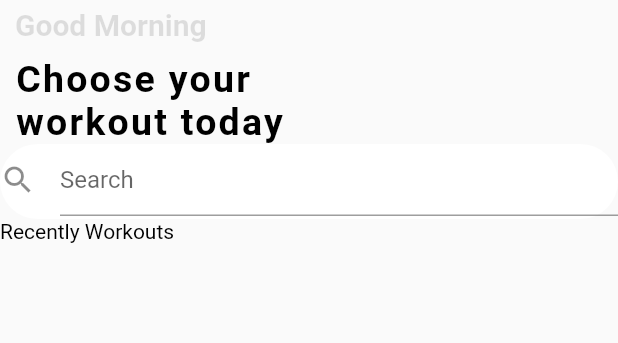
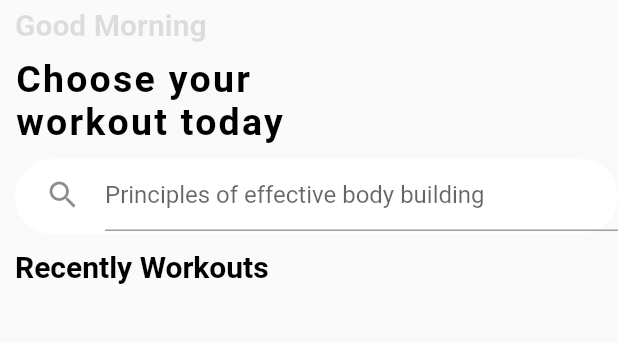
Before and after one commit to Tosin8/built, a Flutter app: the HomeScreen screen opened directly, on a phone screen of 412 x 824 dp, the part 60-403 px from its top. Run offline on Flutter 3.47's test engine with Material 2 defaults, Android fonts, the phone set to English and light mode, and no system bars.

Commit message:
Update home.dart

```diff
--- a/lib/screens/home.dart
+++ b/lib/screens/home.dart
@@ -41,22 +41,38 @@ class HomeScreen extends StatelessWidget {
                       fontSize: 25,
                       letterSpacing: 1.5)),
             ),
-            Container(
+            const SizedBox(height: 10),
+            Padding(
+              padding: const EdgeInsets.only(left: 10),
+              child: Container(
                 decoration: BoxDecoration(
                   color: Colors.white,
                   borderRadius: BorderRadius.circular(30),
                 ),
-              width: 120,
+                width: 100,
                 height: 50,
                 child: const TextField(
                     decoration: InputDecoration(
-                      hintText: 'Search',
-                      icon: Icon(
+                        hintText: 'Principles of effective body building',
+                        icon: Padding(
+                          padding: EdgeInsets.only(left: 20),
+                          child: Icon(
                             Icons.search,
+                          ),
                         ))),
               ),
-            const Text('Recently Workouts',
-                style: TextStyle(color: Colors.black)),
+            ),
+            const SizedBox(height: 10),
+            const Padding(
+              padding: EdgeInsets.only(left: 10),
+              child: Text(
+                'Recently Workouts',
+                style: TextStyle(
+                    color: Colors.black,
+                    fontSize: 20,
+                    fontWeight: FontWeight.bold),
+              ),
+            ),
           ],
         ),
       ),
```
Lines whose indentation alone changed are shown as unchanged.
